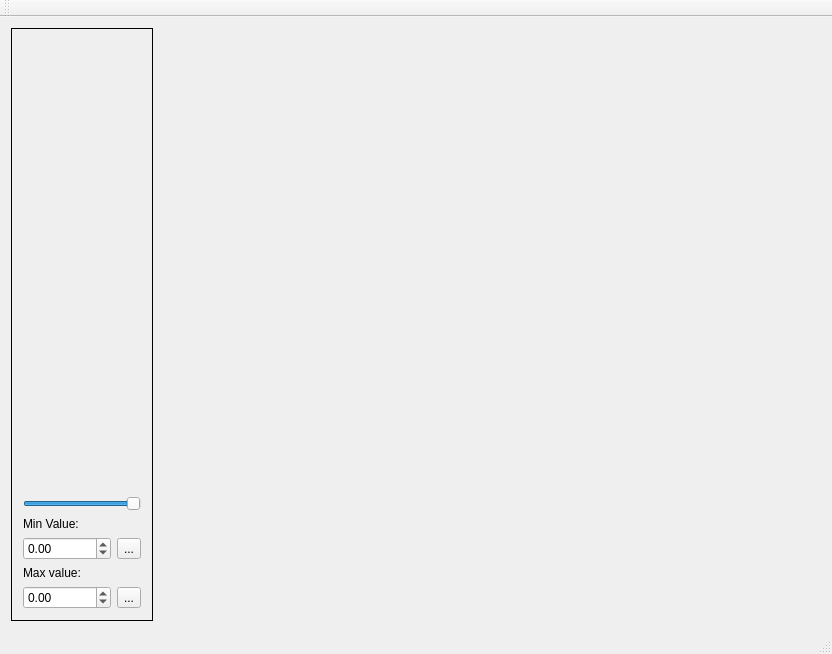
Above: mainwindow.ui from vjetten/MapEdit before the change. Below: the same form after it.
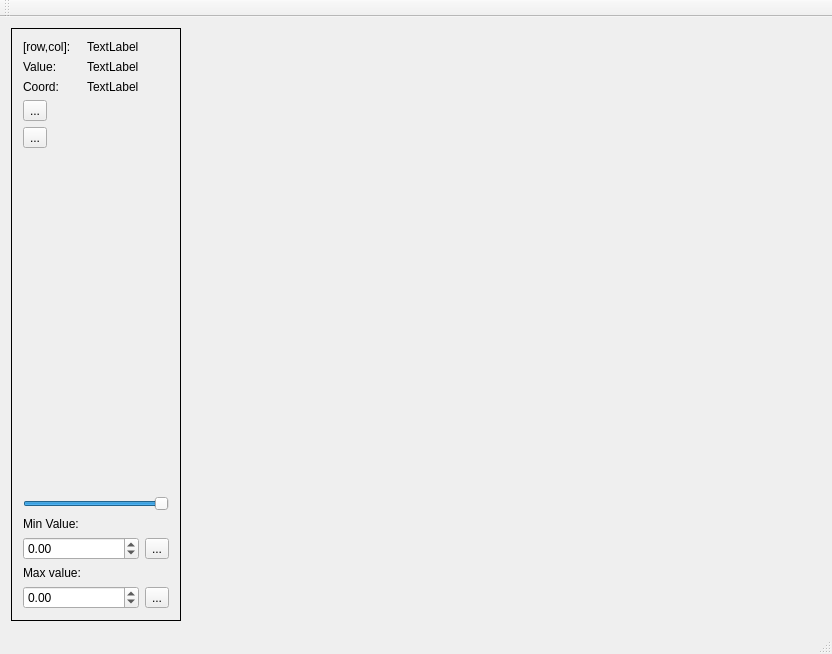
That is the form after the change.

Commit message: // draw cells and polygons succesfully

```diff
--- a/mainwindow.ui
+++ b/mainwindow.ui
@@ -30,7 +30,105 @@
        <enum>QFrame::Plain</enum>
       </property>
       <layout class="QGridLayout" name="gridLayout">
-       <item row="0" column="1" colspan="2">
+       <item row="10" column="2">
+        <widget class="QToolButton" name="toolButtonResetMax">
+         <property name="text">
+          <string>...</string>
+         </property>
+        </widget>
+       </item>
+       <item row="7" column="0">
+        <widget class="QLabel" name="label">
+         <property name="text">
+          <string>Min Value:</string>
+         </property>
+        </widget>
+       </item>
+       <item row="3" column="0">
+        <widget class="QToolButton" name="toolButton_editCell">
+         <property name="text">
+          <string>...</string>
+         </property>
+         <property name="checkable">
+          <bool>true</bool>
+         </property>
+        </widget>
+       </item>
+       <item row="9" column="0">
+        <widget class="QLabel" name="label_2">
+         <property name="text">
+          <string>Max value:</string>
+         </property>
+        </widget>
+       </item>
+       <item row="0" column="0">
+        <widget class="QLabel" name="label_3">
+         <property name="text">
+          <string>[row,col]:</string>
+         </property>
+        </widget>
+       </item>
+       <item row="10" column="0" colspan="2">
+        <widget class="QDoubleSpinBox" name="spinMaxV">
+         <property name="minimum">
+          <double>-1000000000.000000000000000</double>
+         </property>
+         <property name="maximum">
+          <double>1000000000.000000000000000</double>
+         </property>
+         <property name="singleStep">
+          <double>0.010000000000000</double>
+         </property>
+        </widget>
+       </item>
+       <item row="8" column="0" colspan="2">
+        <widget class="QDoubleSpinBox" name="spinMinV">
+         <property name="sizePolicy">
+          <sizepolicy hsizetype="Preferred" vsizetype="Fixed">
+           <horstretch>0</horstretch>
+           <verstretch>0</verstretch>
+          </sizepolicy>
+         </property>
+         <property name="minimum">
+          <double>-1000000000.000000000000000</double>
+         </property>
+         <property name="maximum">
+          <double>1000000000.000000000000000</double>
+         </property>
+         <property name="singleStep">
+          <double>0.010000000000000</double>
+         </property>
+        </widget>
+       </item>
+       <item row="1" column="1">
+        <widget class="QLabel" name="label_value">
+         <property name="text">
+          <string>TextLabel</string>
+         </property>
+        </widget>
+       </item>
+       <item row="0" column="1">
+        <widget class="QLabel" name="label_rowcol">
+         <property name="text">
+          <string>TextLabel</string>
+         </property>
+        </widget>
+       </item>
+       <item row="8" column="2">
+        <widget class="QToolButton" name="toolButtonResetMin">
+         <property name="text">
+          <string>...</string>
+         </property>
+        </widget>
+       </item>
+       <item row="2" column="0">
+        <widget class="QLabel" name="label_5">
+         <property name="text">
+          <string>Coord:</string>
+         </property>
+        </widget>
+       </item>
+       <item row="5" column="0">
         <spacer name="verticalSpacer_2">
          <property name="orientation">
           <enum>Qt::Vertical</enum>
@@ -43,67 +141,21 @@
          </property>
         </spacer>
        </item>
-       <item row="2" column="0">
-        <widget class="QLabel" name="label">
+       <item row="2" column="1">
+        <widget class="QLabel" name="label_coor">
          <property name="text">
-          <string>Min Value:</string>
+          <string>TextLabel</string>
          </property>
         </widget>
        </item>
-       <item row="3" column="0" colspan="2">
-        <widget class="QDoubleSpinBox" name="spinMinV">
-         <property name="sizePolicy">
-          <sizepolicy hsizetype="Preferred" vsizetype="Fixed">
-           <horstretch>0</horstretch>
-           <verstretch>0</verstretch>
-          </sizepolicy>
-         </property>
-         <property name="minimum">
-          <double>-1000000000.000000000000000</double>
-         </property>
-         <property name="maximum">
-          <double>1000000000.000000000000000</double>
-         </property>
-         <property name="singleStep">
-          <double>0.010000000000000</double>
-         </property>
-        </widget>
-       </item>
-       <item row="3" column="2">
-        <widget class="QToolButton" name="toolButtonResetMin">
+       <item row="1" column="0">
+        <widget class="QLabel" name="label_4">
          <property name="text">
-          <string>...</string>
+          <string>Value:</string>
          </property>
         </widget>
        </item>
-       <item row="4" column="0">
-        <widget class="QLabel" name="label_2">
-         <property name="text">
-          <string>Max value:</string>
-         </property>
-        </widget>
-       </item>
-       <item row="5" column="0" colspan="2">
-        <widget class="QDoubleSpinBox" name="spinMaxV">
-         <property name="minimum">
-          <double>-1000000000.000000000000000</double>
-         </property>
-         <property name="maximum">
-          <double>1000000000.000000000000000</double>
-         </property>
-         <property name="singleStep">
-          <double>0.010000000000000</double>
-         </property>
-        </widget>
-       </item>
-       <item row="5" column="2">
-        <widget class="QToolButton" name="toolButtonResetMax">
-         <property name="text">
-          <string>...</string>
-         </property>
-        </widget>
-       </item>
-       <item row="1" column="0" colspan="3">
+       <item row="6" column="0" colspan="3">
         <widget class="QSlider" name="transparency">
          <property name="sizePolicy">
           <sizepolicy hsizetype="Preferred" vsizetype="Fixed">
@@ -125,6 +177,16 @@
          </property>
         </widget>
        </item>
+       <item row="4" column="0">
+        <widget class="QToolButton" name="toolButton_editPolygon">
+         <property name="text">
+          <string>...</string>
+         </property>
+         <property name="checkable">
+          <bool>true</bool>
+         </property>
+        </widget>
+       </item>
       </layout>
      </widget>
     </item>
```
The commit also changes 10 other files.
